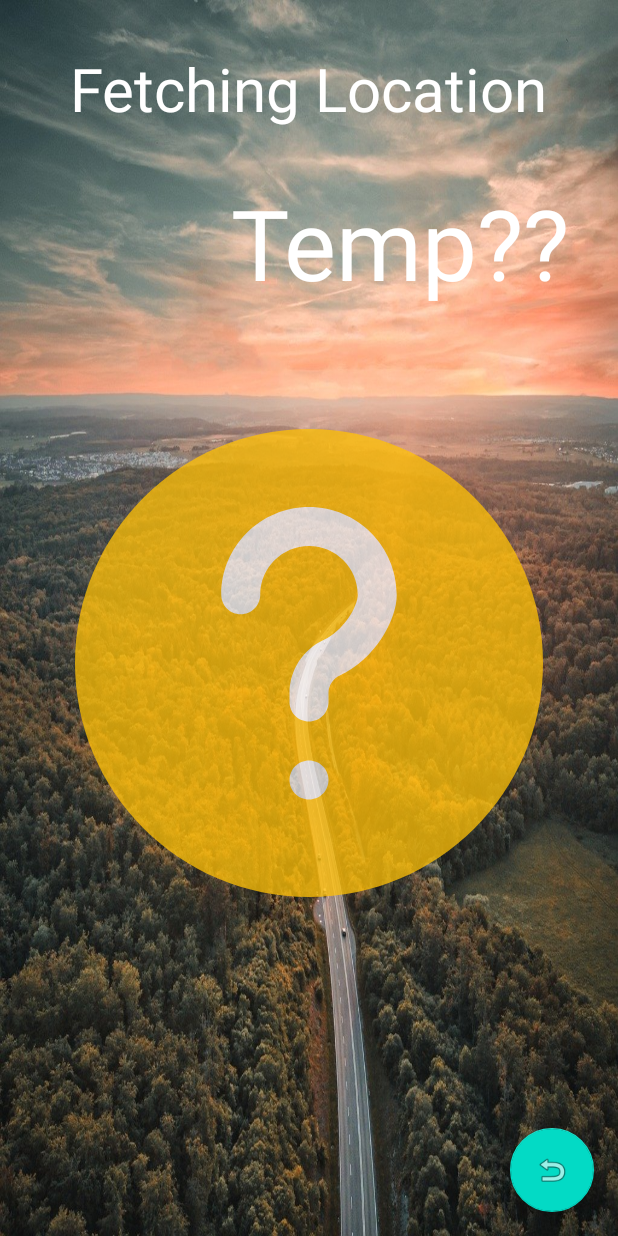
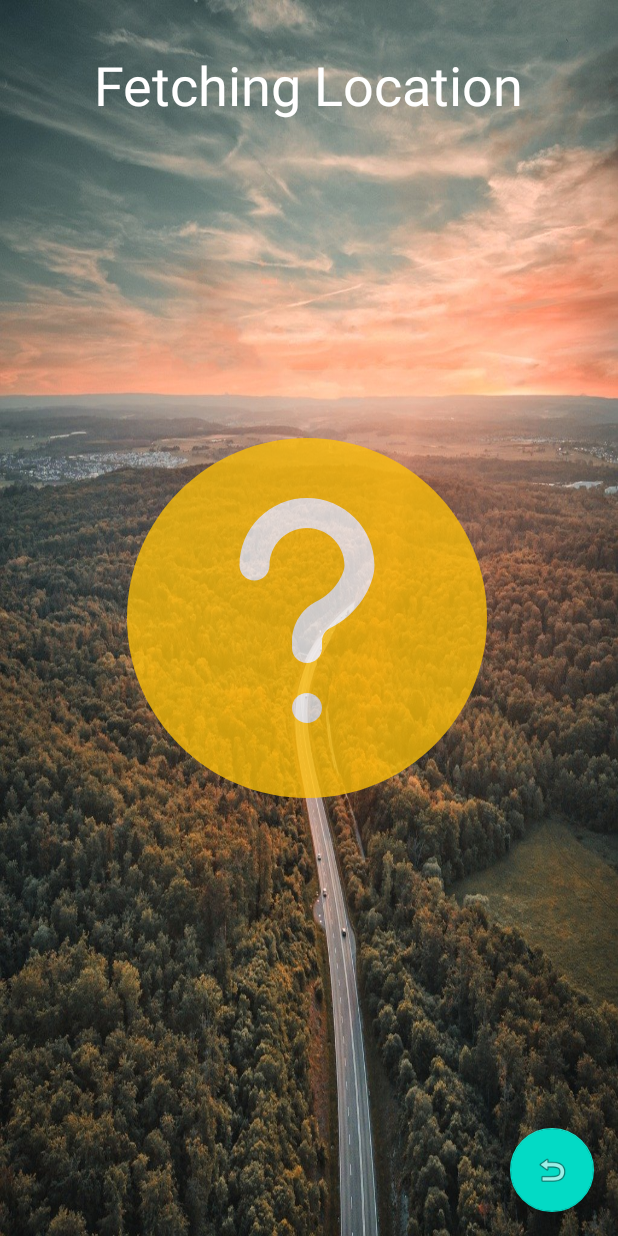
Before and after one commit to albiurs/AndroidWeatherApp, an Android app: the layout fragment_second.xml on its own in the app's theme, with its tools: preview values and no code run, on a phone screen of 412 x 824 dp. Run offline under Robolectric (Android 15) with nearby library versions, the phone set to English and light mode, and no system bars.

Commit message:
minor correction graphic

```diff
--- a/app/src/main/res/layout/fragment_first.xml
+++ b/app/src/main/res/layout/fragment_first.xml
@@ -23,11 +23,11 @@
 
     <Button
         android:id="@+id/geoloc_btn"
-        android:layout_width="245dp"
-        android:layout_height="54dp"
+        android:layout_width="278dp"
+        android:layout_height="58dp"
         android:layout_marginTop="180dp"
         android:background="@color/cardview_dark_background"
-        android:shadowColor="#FD8866"
+        android:shadowColor="@color/design_default_color_background"
         android:text="Current Location"
         android:textColor="@color/design_default_color_background"
         android:textSize="24sp"
--- a/app/src/main/res/layout/fragment_second.xml
+++ b/app/src/main/res/layout/fragment_second.xml
@@ -17,45 +17,41 @@
         android:layout_marginTop="32dp"
         android:text="@string/default_location"
         android:textAppearance="?android:attr/textAppearanceLarge"
-        android:textSize="40sp"
         android:textColor="@color/design_default_color_background"
+        android:textSize="36sp"
         app:layout_constraintEnd_toEndOf="parent"
         app:layout_constraintStart_toStartOf="parent"
         app:layout_constraintTop_toTopOf="parent" />
 
     <ImageView
         android:id="@+id/weatherSymbolIV"
-        android:layout_width="match_parent"
-        android:layout_height="match_parent"
-        android:layout_marginStart="50dp"
-        android:layout_marginLeft="50dp"
+        android:layout_width="240dp"
+        android:layout_height="240dp"
 
-        android:layout_marginTop="60dp"
-        android:layout_marginEnd="50dp"
-        android:layout_marginRight="50dp"
         android:contentDescription="@string/weather_description"
         android:src="@drawable/ic_question"
+        app:layout_constraintBottom_toBottomOf="parent"
         app:layout_constraintEnd_toEndOf="parent"
-        app:layout_constraintHorizontal_bias="0.0"
+        app:layout_constraintHorizontal_bias="0.494"
         app:layout_constraintStart_toStartOf="parent"
         app:layout_constraintTop_toTopOf="parent" />
 
     <TextView
         android:id="@+id/tempTV"
-        android:layout_width="wrap_content"
-        android:layout_height="wrap_content"
+        android:layout_width="198dp"
+        android:layout_height="77dp"
         android:layout_alignParentEnd="true"
         android:layout_alignParentRight="true"
-        android:layout_marginTop="32dp"
-        android:layout_marginEnd="32dp"
-        android:layout_marginRight="32dp"
+        android:layout_marginStart="64dp"
+        android:layout_marginLeft="64dp"
+        android:layout_marginTop="220dp"
         android:shadowColor="#FFFFFF"
         android:text="@string/default_temp"
         android:textAppearance="?android:attr/textAppearanceLarge"
         android:textColor="@color/design_default_color_background"
-        android:textSize="65sp"
-        app:layout_constraintEnd_toEndOf="parent"
-        app:layout_constraintTop_toBottomOf="@+id/locationTV" />
+        android:textSize="48sp"
+        app:layout_constraintStart_toStartOf="parent"
+        app:layout_constraintTop_toTopOf="@+id/weatherSymbolIV" />
 
     <com.google.android.material.floatingactionbutton.FloatingActionButton
         android:id="@+id/back"
--- a/app/src/main/res/values/strings.xml
+++ b/app/src/main/res/values/strings.xml
@@ -21,7 +21,7 @@
 <!-- geo strings -->
     <string name="search_title">Get the Weather!</string>
     <string name="default_location">Fetching Location</string>
-    <string name="default_temp">Temp??</string>
+    <string name="default_temp"></string>
     <string name="change_city_description">Click Here to Change City</string>
     <string name="weather_description">This is the weather symbol</string>
     <string name="back_button_description">Dismiss Change City Screen</string>
```
